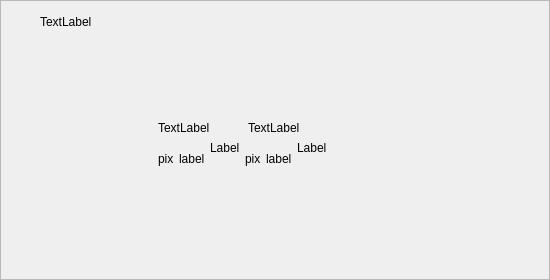
Qt form src/pages/outline/outline-cell.ui (openeuler-mirror/ks-scmc-gui) before a commit.
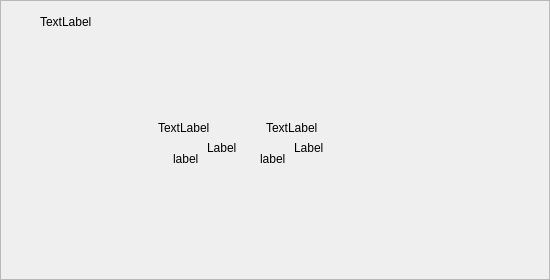
The same form after that commit.

Commit message:
feature(outline):Add overview page icon.
- 添加概述页面的状态图标与部分翻译(#53433)

What changed in the file:
```diff
--- a/src/pages/outline/outline-cell.ui
+++ b/src/pages/outline/outline-cell.ui
@@ -249,9 +249,9 @@
              </layout>
             </item>
             <item>
-             <layout class="QHBoxLayout" name="horizontalLayout_2" stretch="0,0,0,0,0,0">
+             <layout class="QHBoxLayout" name="horizontalLayout_2" stretch="0,0,0,0,0,0,0">
               <property name="spacing">
-               <number>5</number>
+               <number>8</number>
               </property>
               <property name="sizeConstraint">
                <enum>QLayout::SetDefaultConstraint</enum>
@@ -275,7 +275,7 @@
  </string>
                 </property>
                 <property name="text">
-                 <string>pix</string>
+                 <string/>
                 </property>
                </widget>
               </item>
@@ -306,7 +306,7 @@
               <item>
                <widget class="QLabel" name="label_offline">
                 <property name="text">
-                 <string>pix</string>
+                 <string/>
                 </property>
                </widget>
               </item>
@@ -334,6 +334,19 @@
                 </item>
                </layout>
               </item>
+              <item>
+               <spacer name="horizontalSpacer_3">
+                <property name="orientation">
+                 <enum>Qt::Horizontal</enum>
+                </property>
+                <property name="sizeHint" stdset="0">
+                 <size>
+                  <width>40</width>
+                  <height>20</height>
+                 </size>
+                </property>
+               </spacer>
+              </item>
              </layout>
             </item>
            </layout>
```
Left out of the diff: 3 changed lines with no effect on the pictures. The commit also changes 5 other files.
